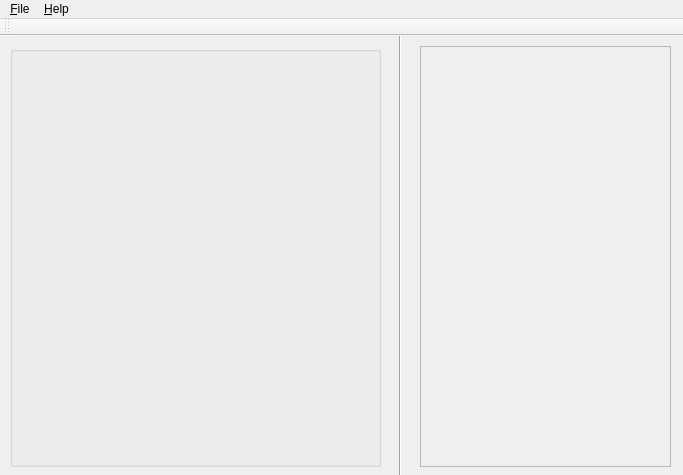
ChrisMukherjee/COMP345-Project, file Project/DnD_Game/mainwindow.ui: the form before one commit.
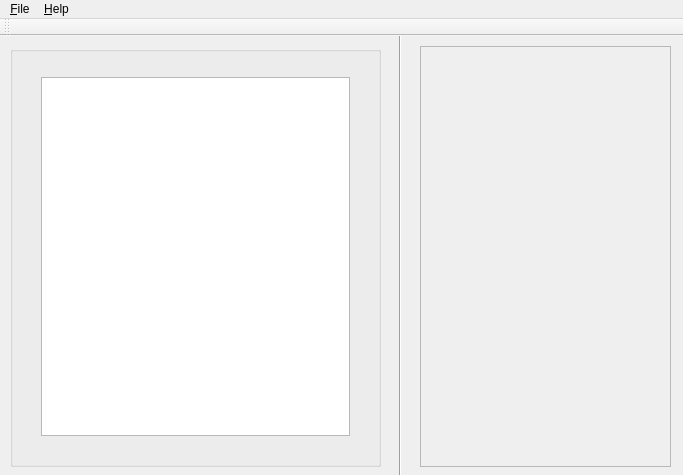
The form after the commit.

The edit to the form file:
```diff
--- a/Project/DnD_Game/mainwindow.ui
+++ b/Project/DnD_Game/mainwindow.ui
@@ -35,7 +35,11 @@
        <height>381</height>
       </rect>
      </property>
-     <layout class="QGridLayout" name="gridLayout"/>
+     <layout class="QGridLayout" name="gridLayout">
+      <item row="0" column="0">
+       <widget class="QGraphicsView" name="graphicsView"/>
+      </item>
+     </layout>
     </widget>
    </widget>
    <widget class="Line" name="line">
```
